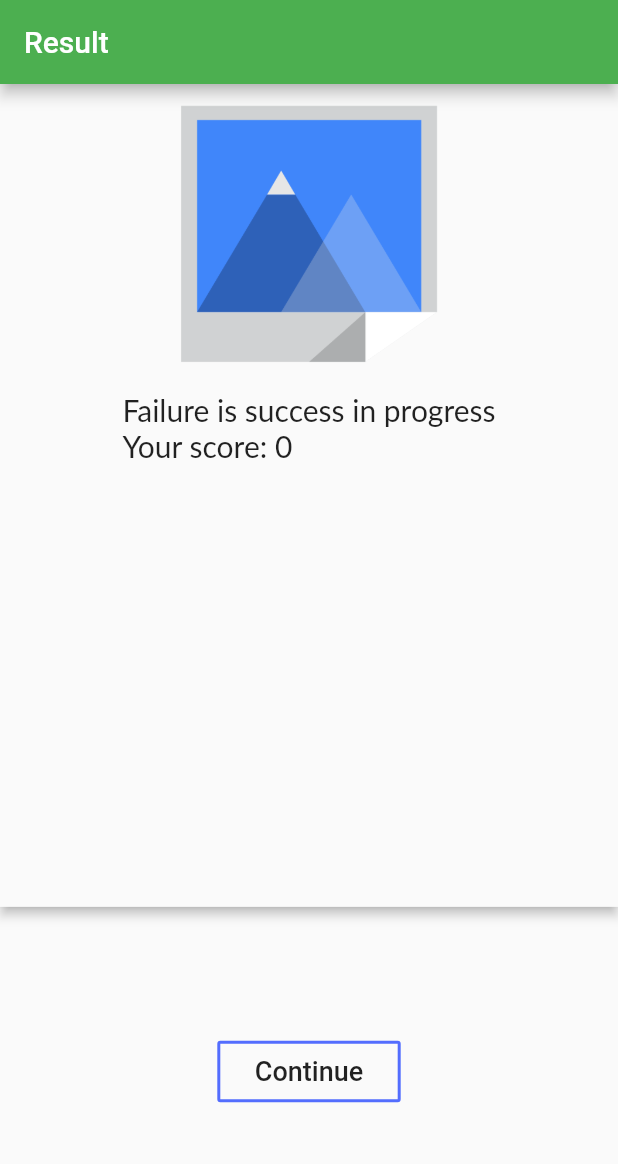
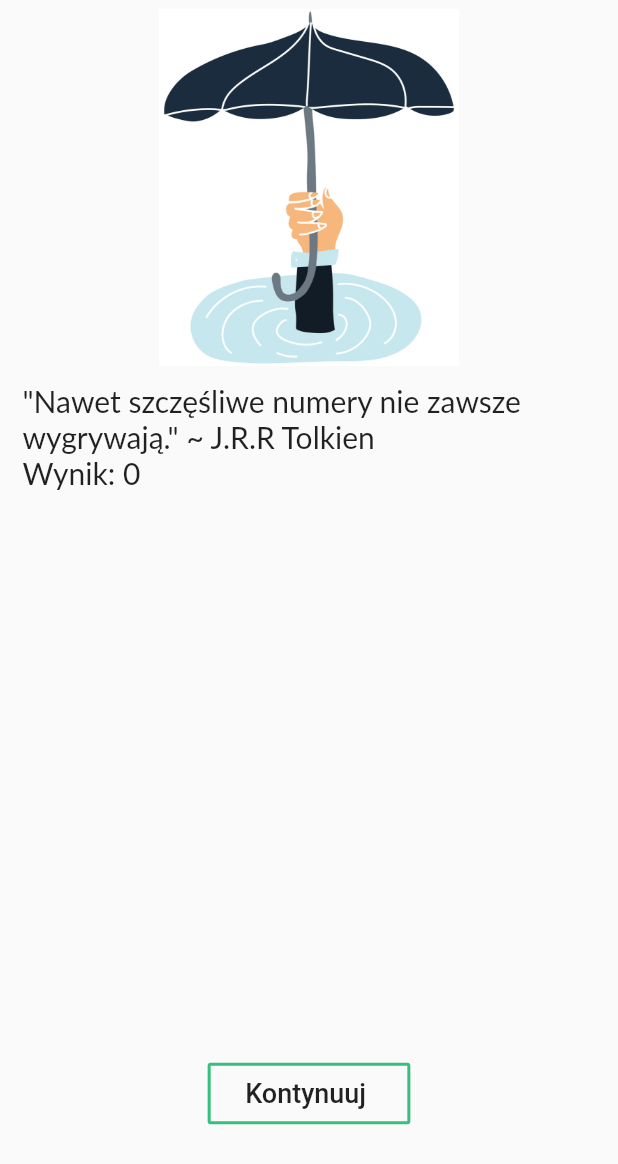
Before and after one commit to KubiakJakub/Polsh_Banking_Game, a Flutter app: the resultpage screen opened directly with empty values, on a phone screen of 412 x 824 dp. Shown: the top 1164 px of the screen. Run offline on Flutter 3.47's test engine with Material 2 defaults, Android fonts, the phone set to English and light mode, and no system bars.

Commit message:
App improvement

```diff
--- a/lib/main.dart
+++ b/lib/main.dart
@@ -5,6 +5,7 @@
 
 class MyApp extends StatelessWidget {
   // This widget is the root of your application.
+  static const greenColor = Color(0xff36BF7F);
   @override
   Widget build(BuildContext context) {
     return MaterialApp(
--- a/lib/resultpage.dart
+++ b/lib/resultpage.dart
@@ -11,9 +11,9 @@
 class _resultpageState extends State<resultpage> {
 // =============== U S E R   D E F I N E D   V E R I A B L E S ===============
   List<String> images = [
-    "images/image.png",
-    "images/image.png",
-    "images/image.png"
+    "images/great.jpg",
+    "images/no_bad.jpg",
+    "images/bad.jpg"
   ];
   String message;   // Wiadomość przy wyniku
   String image;   // Grafika przy wyniku
@@ -26,16 +26,16 @@
   void initState(){
     if(points < 10){
       image = images[2];
-      message = "Failure is success in progress\n" +
-          "Your score: $points";
+      message = "\"Nawet szczęśliwe numery nie zawsze wygrywają.\" ~ J.R.R Tolkien\n" +
+          "Wynik: $points";
     }else if(points < 17){
       image = images[1];
-      message = "Not Bad! Mistakes are the portals of discovery\n" +
-          "Your score: $points";
+      message = "\"Jutrzejsze bitwy wygrywa się dzisiejszą pracą\" ~ Mohamed Hanif\n" +
+          "Wynik: $points";
     }else{
       image = images[0];
-      message = "Great! Success isn’t permanent and failure isn’t fatal\n" +
-          "Your score: $points";
+      message = "\"Być zwyciężonym i nie ulec to zwycięstwo, zwyciężyć i spocząć na laurach – to klęska\" ~ Józef Piłsudski\n" +
+          "\nWynik: $points";
     }
     super.initState();
   }
@@ -44,25 +44,24 @@
   @override
   Widget build(BuildContext context) {
     return Scaffold(
-      appBar: AppBar(
-        title: Text(
-          "Result",
-        ),
-      ),
+//      appBar: AppBar(
+//        title: Text(
+//          "Result",
+//        ),
+//      ),
       body: Column(
         children: <Widget>[
           Expanded(
             flex: 10,
             child: Material(
-              elevation: 3.0,
+              elevation: 0.0,
               child: Container(
-
                 child: Column(
                   children: <Widget>[
                     Material(
                       child: Container(
                         width: 200.0,
-                        height: 200.0,
+                        height: 250.0,
                         child: ClipRect(
                           child: Image(
                             image:  AssetImage(
@@ -93,7 +92,7 @@
             ),
           ),
           Expanded(
-            flex: 4,
+            flex: 3,
             child: Row(
               mainAxisAlignment: MainAxisAlignment.center,
               children: <Widget>[
@@ -104,7 +103,7 @@
                     ));
                   },
                   child: Text(
-                    "Continue",
+                    "Kontynuuj ",
                     style: TextStyle(
                       fontSize: 18.0,
                     ),
@@ -113,8 +112,8 @@
                     vertical: 10.0,
                     horizontal: 25.0,
                   ),
-                  borderSide: BorderSide(width: 2.0, color: Colors.indigoAccent),
-                  splashColor: Colors.indigoAccent,
+                  borderSide: BorderSide(width: 2.0, color: Color(0xff36BF7F)),
+                  splashColor: Color(0xff36BF7F),
                 )
               ],
             ),
--- a/lib/splash.dart
+++ b/lib/splash.dart
@@ -21,7 +21,8 @@
   @override
   Widget build(BuildContext context) {
     return Scaffold(
-      backgroundColor: Color(0xff04BF55),
+      //backgroundColor: Color(0xff04BF55),
+      backgroundColor: Color(0xff36BF7F),
       body: Center(
         child: Text(
           "Quiz NBP",
```
Also changed, not shown: lib/home.dart (+3 -5 lines), lib/quizpage.dart (+4 -4 lines), images/abc_questions.png (added), images/bad.jpg (added), images/close_questions.png (added), images/great.jpg (added), images/no_bad.jpg (added).
